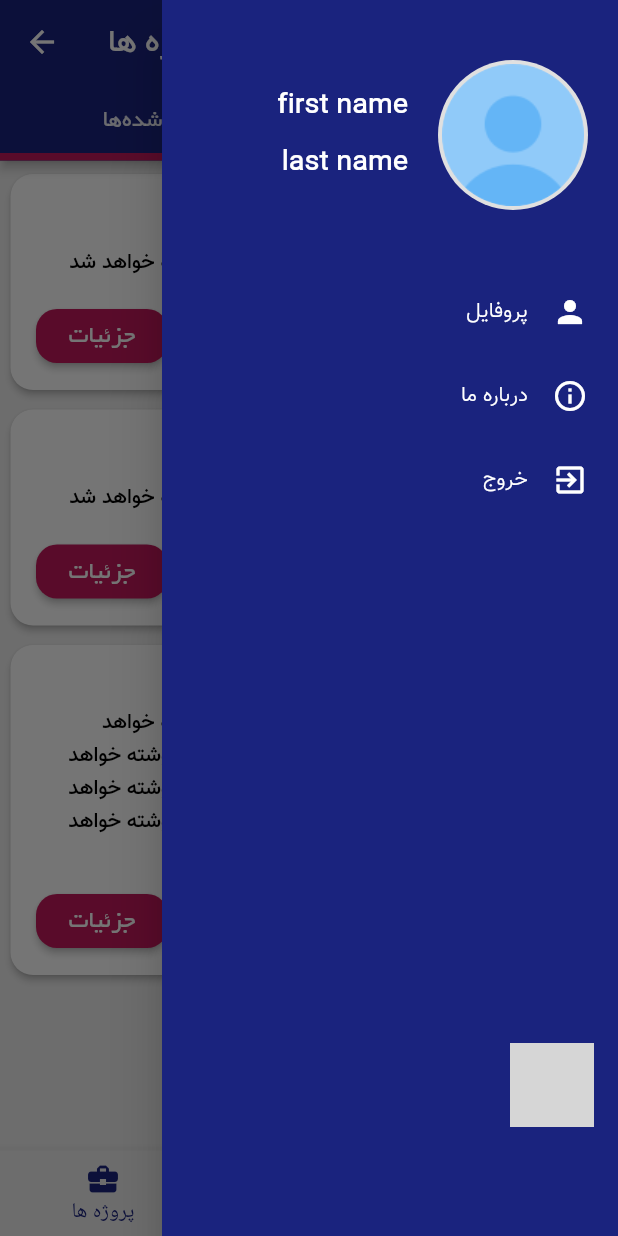
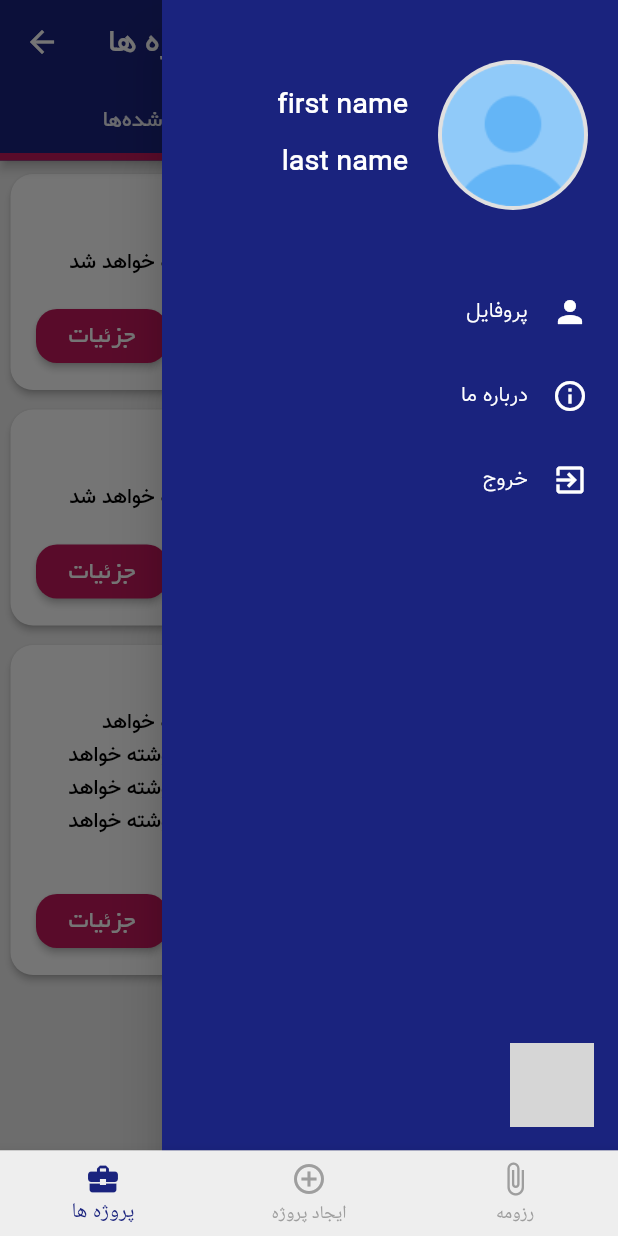
Before and after one commit to arvin2079/PlanB, a Flutter app: the HomeScreen screen opened by its route, with the side drawer open, on a phone screen of 412 x 824 dp. Run offline on Flutter 3.47's test engine with Material 2 defaults, Android fonts, the phone set to English and light mode, and no system bars; our stand-ins replace flutter_image_compress, flutter_spinkit, image_picker, rxdart, shared_preferences; missing offline and left inert: autocomplete_textfield, fab_circular_menu; accounts and stored records are empty; network calls fail; grey boxes are pictures that could not be loaded.

Commit message:
bugFix bottomNavigationDrawer brought up to HomeScreen

```diff
--- a/plan_b/lib/src/ui/home_screen.dart
+++ b/plan_b/lib/src/ui/home_screen.dart
@@ -13,6 +13,7 @@ class HomeScreen extends StatefulWidget {
 
 class _HomeScreenState extends State<HomeScreen> {
   int _selected = 0;
+  List<Widget> _tabs = [ProjectScreen(), NewProjectScreen(), ResumeScreen()];
 
   @override
   void initState() {
@@ -22,11 +23,37 @@ class _HomeScreenState extends State<HomeScreen> {
 
   @override
   Widget build(BuildContext context) {
-    if(_selected == 0)
-      return ProjectScreen(onNavButtTab: onNavButtSelected);
-    if(_selected == 1)
-      return NewProjectScreen(onNavButtTab: onNavButtSelected);
-    return ResumeScreen(onNavButtTab: onNavButtSelected);
+    return Scaffold(
+      body: _tabs[_selected],
+      bottomNavigationBar: BottomNavigationBar(
+        onTap: onNavButtSelected,
+        currentIndex: _selected,
+        unselectedItemColor: Colors.grey,
+        items: [
+          BottomNavigationBarItem(
+            icon: Icon(Icons.business_center),
+            title: Text('پروژه ها',
+                style: TextStyle(
+                  fontFamily: 'vazir',
+                )),
+          ),
+          BottomNavigationBarItem(
+            icon: Icon(Icons.control_point),
+            title: Text('ایجاد پروژه',
+                style: TextStyle(
+                  fontFamily: 'vazir',
+                )),
+          ),
+          BottomNavigationBarItem(
+            icon: Icon(Icons.attach_file),
+            title: Text('رزومه',
+                style: TextStyle(
+                  fontFamily: 'vazir',
+                )),
+          ),
+        ],
+      ),
+    );
   }
 
   void onNavButtSelected(int index) {
--- a/plan_b/lib/src/ui/project_screen.dart
+++ b/plan_b/lib/src/ui/project_screen.dart
@@ -62,37 +62,6 @@ class ProjectScreen extends StatelessWidget {
             ],
           ),
         ),
-        bottomNavigationBar: BottomNavigationBar(
-          unselectedItemColor: Colors.grey,
-          items: <BottomNavigationBarItem>[
-            BottomNavigationBarItem(
-              icon: Icon(Icons.business_center),
-              title: Text('پروژه ها',
-                  style: Theme.of(context).textTheme.headline1.copyWith(
-                    fontSize: 15,
-                  )),
-            ),
-            BottomNavigationBarItem(
-              icon: Icon(Icons.control_point),
-              title: Text('ایجاد پروژه',
-                  style: Theme.of(context).textTheme.headline1.copyWith(
-                    fontSize: 15,
-                  )),
-            ),
-            BottomNavigationBarItem(
-              icon: Icon(Icons.attach_file),
-              title: Text('رزومه',
-                  style: Theme.of(context).textTheme.headline1.copyWith(
-                    fontSize: 15,
-                  )),
-            ),
-          ],
-          currentIndex: _selectedIndex,
-          selectedItemColor: primaryColor,
-          onTap: (int index) {
-            onNavButtTab(index);
-          },
-        ),
         body: TabBarView(
           children: <Widget>[
             DoneProjectsTabCreated(),
```
Also changed, not shown: plan_b/lib/src/ui/newProject_screen.dart (+8 -38 lines), plan_b/lib/src/ui/resume_screen.dart (+38 -53 lines), plan_b/lib/src/ui/user_search_delegate.dart (+15 -8 lines).
